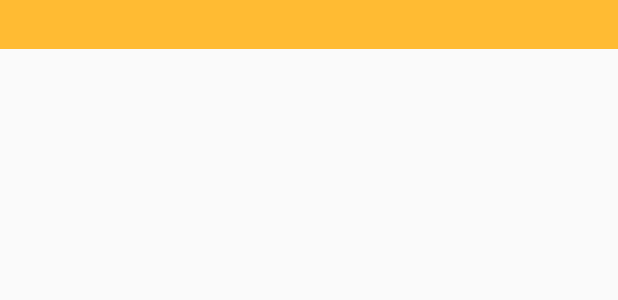
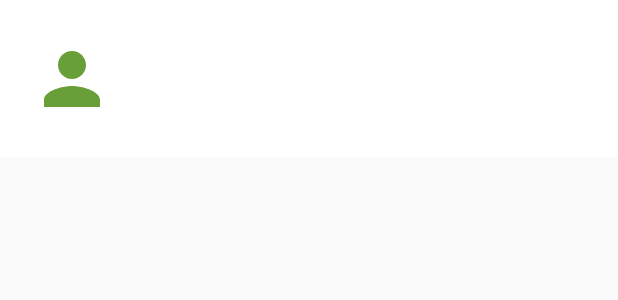
Before and after one commit to stardustapp/skychat-client-android, an Android app: the layout saved_profile_item.xml on its own in the app's theme, with its tools: preview values and no code run, on a phone screen of 412 x 824 dp. Shown: the top 300 px of the screen. Run offline under Robolectric (Android 15) with nearby library versions, the phone set to English and light mode, and no system bars.

Commit message:
UI pass on the profile list. Rig up profile clicking.

```diff
--- a/app/src/main/java/app/skychat/client/ChatActivity.kt
+++ b/app/src/main/java/app/skychat/client/ChatActivity.kt
@@ -12,6 +12,10 @@ import kotlinx.android.synthetic.main.activity_chat.*
 import kotlinx.android.synthetic.main.app_bar_chat.*
 
 class ChatActivity : AppCompatActivity(), NavigationView.OnNavigationItemSelectedListener {
+
+    companion object {
+        val EXTRA_PROFILE = "app.skylink.client.ChatActivity.PROFILE"
+    }
 
     override fun onCreate(savedInstanceState: Bundle?) {
         super.onCreate(savedInstanceState)
--- a/app/src/main/java/app/skychat/client/skylink/RemoteTree.kt
+++ b/app/src/main/java/app/skychat/client/skylink/RemoteTree.kt
@@ -8,7 +8,6 @@ import okhttp3.OkHttpClient
 import retrofit2.Retrofit
 import retrofit2.adapter.rxjava2.RxJava2CallAdapterFactory
 import retrofit2.converter.jackson.JacksonConverterFactory
-
 
 
 class RemoteTree constructor(private val apiUrl: String) {
--- /dev/null
+++ b/app/src/main/java/app/skychat/client/utils/ItemClickListener.kt
@@ -0,0 +1,5 @@
+package app.skychat.client.utils
+
+public interface ItemEventListener<T> {
+    fun onItemClick(item: T)
+}
--- /dev/null
+++ b/app/src/main/res/drawable/ic_person_green_24dp.xml
@@ -0,0 +1,5 @@
+<vector android:height="24dp" android:tint="#689F38"
+    android:viewportHeight="24.0" android:viewportWidth="24.0"
+    android:width="24dp" xmlns:android="http://schemas.android.com/apk/res/android">
+    <path android:fillColor="#FF000000" android:pathData="M12,12c2.21,0 4,-1.79 4,-4s-1.79,-4 -4,-4 -4,1.79 -4,4 1.79,4 4,4zM12,14c-2.67,0 -8,1.34 -8,4v2h16v-2c0,-2.66 -5.33,-4 -8,-4z"/>
+</vector>
--- a/app/src/main/res/layout/saved_profile_item.xml
+++ b/app/src/main/res/layout/saved_profile_item.xml
@@ -1,12 +1,34 @@
 <?xml version="1.0" encoding="utf-8"?>
 <LinearLayout xmlns:android="http://schemas.android.com/apk/res/android"
-    android:orientation="vertical" android:layout_width="match_parent"
+    android:orientation="horizontal"
+    android:id="@+id/profile_entry"
+    style="@style/saved_profile"
+    android:background="@android:color/white"
+    android:layout_width="match_parent"
     android:layout_height="wrap_content">
 
-    <TextView
-        android:id="@+id/textView"
-        style="@style/saved_profile_title"
+    <ImageView
+        android:layout_width="56dp"
+        android:layout_height="56dp"
+        android:layout_gravity="center"
+        android:contentDescription="@string/desc_saved_profile"
+        android:src="@drawable/ic_person_green_24dp" />
+
+    <LinearLayout xmlns:android="http://schemas.android.com/apk/res/android"
+        android:orientation="vertical"
+        android:background="@android:color/white"
         android:layout_width="match_parent"
-        android:layout_height="wrap_content"
-        android:background="@android:color/holo_orange_light" />
+        android:layout_height="wrap_content">
+
+        <TextView
+            android:id="@+id/profile_title"
+            style="@style/saved_profile_title"
+            android:layout_width="match_parent"
+            android:layout_height="wrap_content" />
+        <TextView
+            android:id="@+id/profile_subtitle"
+            style="@style/saved_profile_subtitle"
+            android:layout_width="match_parent"
+            android:layout_height="wrap_content" />
+    </LinearLayout>
 </LinearLayout>
--- a/app/src/main/res/values/strings.xml
+++ b/app/src/main/res/values/strings.xml
@@ -14,6 +14,8 @@
     <string name="report_bug">Report bug</string>
     <string name="confirm_report_sent">Protocol miscommunication report has been sent, thanks!</string>
 
+    <string name="desc_saved_profile">Saved profile</string>
+
     <string name="title_activity_chat">Skychat</string>
     <string name="navigation_drawer_open">Open navigation drawer</string>
     <string name="navigation_drawer_close">Close navigation drawer</string>
--- a/app/src/main/res/values/styles.xml
+++ b/app/src/main/res/values/styles.xml
@@ -17,13 +17,20 @@
 
     <style name="AppTheme.PopupOverlay" parent="ThemeOverlay.AppCompat.Light" />
 
+    <style name="saved_profile">
+        <item name="android:textSize">24sp</item>
+        <item name="android:padding">20dp</item>
+    </style>
+
     <style name="saved_profile_title">
-        <item name="android:layout_width">match_parent</item>
-        <item name="android:layout_height">26dp</item>
         <item name="android:textSize">24sp</item>
         <item name="android:textStyle">bold</item>
-        <item name="android:layout_marginBottom">6dp</item>
-        <item name="android:paddingLeft">8dp</item>
+        <item name="android:paddingLeft">20dp</item>
+    </style>
+
+    <style name="saved_profile_subtitle">
+        <item name="android:textSize">24sp</item>
+        <item name="android:paddingLeft">20dp</item>
     </style>
 
 </resources>
```
Also changed, not shown: app/src/main/java/app/skychat/client/ProfileListAdapter.kt (+17 -4 lines), app/src/main/java/app/skychat/client/ProfilesActivity.kt (+10 -2 lines), app/src/main/res/layout/activity_profiles.xml (+0 -14 lines).
